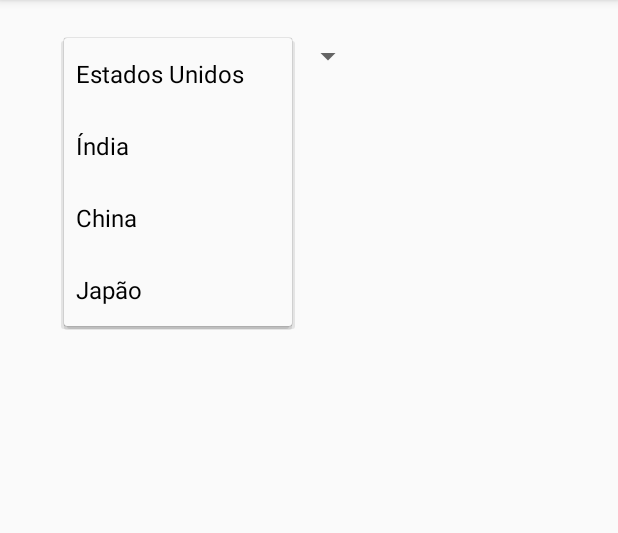
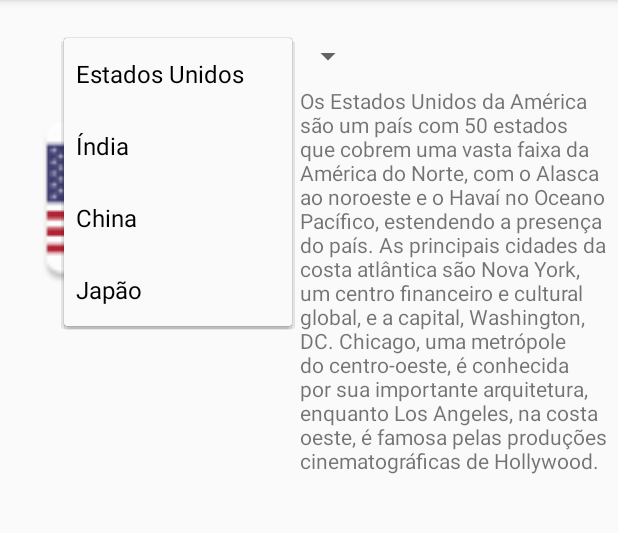
Before and after one commit to phsa/dsdm, an Android app: the screen it shows after launch (CountriesActivity), after a tap on "Estados Unidos", on a phone screen of 412 x 824 dp, the part 84-617 px from its top. Run offline under Robolectric (Android 15) with nearby library versions, the phone set to English and light mode, and no system bars.

Commit message:
Exercise Integration: countries info added

```diff
--- a/android/app/src/main/java/br/ufc/crateus/dsdm/model/Country.java
+++ b/android/app/src/main/java/br/ufc/crateus/dsdm/model/Country.java
@@ -4,19 +4,21 @@ import br.ufc.crateus.dsdm.R;
 
 public enum Country {
 
-    EUA(0, "Estados Unidos", R.mipmap.american_flag),
-    INDIA(1, "Índia", R.mipmap.indian_flag),
-    CHINA(2, "China", R.mipmap.chinese_flag),
-    JAPAN(3, "Japão", R.mipmap.japanese_flag);
+    EUA(0, "Estados Unidos", R.mipmap.american_flag, "Os Estados Unidos da América são um país com 50 estados que cobrem uma vasta faixa da América do Norte, com o Alasca ao noroeste e o Havaí no Oceano Pacífico, estendendo a presença do país. As principais cidades da costa atlântica são Nova York, um centro financeiro e cultural global, e a capital, Washington, DC. Chicago, uma metrópole do centro-oeste, é conhecida por sua importante arquitetura, enquanto Los Angeles, na costa oeste, é famosa pelas produções cinematográficas de Hollywood."),
+    INDIA(1, "Índia", R.mipmap.indian_flag, "A Índia é um extenso país do Sul da Ásia com geografia diversificada, incluindo desde os picos do Himalaia até a costa do Oceano Índico, e uma história que remonta a cinco milênios. No norte, alguns dos monumentos do império mogol são o complexo do Forte Vermelho, em Délhi, e a imponente mesquita Jama Masjid, bem como o clássico mausoléu Taj Mahal, em Agra. Os peregrinos tomam banho no Ganges, em Varanasi. Rishikesh é um centro de ioga que serve de base para trilhas no Himalaia."),
+    CHINA(2, "China", R.mipmap.chinese_flag, "A China é uma nação muito populosa da Ásia Oriental cuja ampla paisagem abrange pradarias, desertos, montanhas, lagos, rios e mais de 14.000 km de litoral. A capital Pequim combina a arquitetura moderna com locais históricos, como o complexo de palácios da Cidade Proibida e a Praça da Paz Celestial. Xangai é um centro financeiro global repleto de arranha-céus. A emblemática Muralha da China corta a região norte do país de leste a oeste."),
+    JAPAN(3, "Japão", R.mipmap.japanese_flag, "O Japão, país insular no Oceano Pacífico, tem cidades densas, palácios imperiais, parques nacionais montanhosos e milhares de santuários e templos. Os trens-bala Shinkansen conectam as principais ilhas: Kyushu (com as praias subtropicais de Okinawa), Honshu (onde ficam Tóquio e a sede do memorial da bomba atômica de Hiroshima) e Hokkaido (famosa como destino para a prática de esqui). Tóquio, a capital, é conhecida por seus arranha-céus e lojas e pela cultura pop.");
 
     private int id;
     private String displayName;
     private int resourceFlag;
+    private String info;
 
-    Country(int id, String name, int resource_flag) {
+    Country(int id, String name, int resource_flag, String info) {
         this.id = id;
         this.displayName = name;
         this.resourceFlag = resource_flag;
+        this.info = info;
     }
 
     public int getId() {
@@ -31,6 +33,10 @@ public enum Country {
         return resourceFlag;
     }
 
+    public String getInfo() {
+        return info;
+    }
+
     public static Country[] getCountries() {
         return new Country[]{ EUA, INDIA, CHINA, JAPAN };
     }
--- a/android/app/src/main/java/br/ufc/crateus/dsdm/view/CountriesActivity.java
+++ b/android/app/src/main/java/br/ufc/crateus/dsdm/view/CountriesActivity.java
@@ -8,6 +8,7 @@ import android.widget.AdapterView;
 import android.widget.ArrayAdapter;
 import android.widget.ImageView;
 import android.widget.Spinner;
+import android.widget.TextView;
 
 import br.ufc.crateus.dsdm.R;
 import br.ufc.crateus.dsdm.model.Country;
@@ -16,6 +17,7 @@ public class CountriesActivity extends AppCompatActivity {
 
     private Spinner countrySpin;
     private ImageView flagHolder;
+    private TextView countryInfo;
 
     @Override
     protected void onCreate(Bundle savedInstanceState) {
@@ -24,6 +26,7 @@ public class CountriesActivity extends AppCompatActivity {
 
         countrySpin = findViewById(R.id.country_spin);
         flagHolder = findViewById(R.id.country_flag);
+        countryInfo = findViewById(R.id.country_info);
 
         final Country[] countries = Country.getCountries();
 
@@ -36,6 +39,7 @@ public class CountriesActivity extends AppCompatActivity {
             public void onItemSelected(AdapterView<?> parent, View view, int position, long id) {
                 if (position >= 0) {
                     flagHolder.setImageResource(countries[position].getResourceFlag());
+                    countryInfo.setText(countries[position].getInfo());
                 }
                 else flagHolder.setImageResource(R.mipmap.no_flag_icon);
             }
--- a/android/app/src/main/res/layout/activity_countries.xml
+++ b/android/app/src/main/res/layout/activity_countries.xml
@@ -16,11 +16,12 @@
         app:layout_constraintStart_toStartOf="parent"
         app:layout_constraintTop_toTopOf="parent" />
 
-    <androidx.constraintlayout.widget.ConstraintLayout
+    <LinearLayout
         android:id="@+id/constraintLayout"
         android:layout_width="0dp"
         android:layout_height="wrap_content"
         android:layout_marginTop="8dp"
+        android:orientation="horizontal"
         app:layout_constraintEnd_toEndOf="parent"
         app:layout_constraintHorizontal_bias="1.0"
         app:layout_constraintStart_toStartOf="parent"
@@ -29,12 +30,20 @@
 
         <ImageView
             android:id="@+id/country_flag"
-            android:layout_width="100dp"
-            android:layout_height="75dp"
-            android:layout_marginStart="28dp"
+            android:layout_width="200dp"
+            android:layout_height="150dp"
+            android:layout_marginStart="0dp"
             android:src="@mipmap/no_flag_icon"
-            app:layout_constraintTop_toTopOf="parent"
-            app:layout_constraintStart_toStartOf="parent" />
+            app:layout_constraintStart_toStartOf="parent"
+            app:layout_constraintTop_toTopOf="parent" />
 
-    </androidx.constraintlayout.widget.ConstraintLayout>
+        <TextView
+            android:id="@+id/country_info"
+            android:layout_width="match_parent"
+            android:layout_height="wrap_content"
+            app:layout_constraintStart_toEndOf="@id/country_flag"
+            app:layout_constraintEnd_toEndOf="parent"
+            app:layout_constraintTop_toTopOf="parent"/>
+
+    </LinearLayout>
 </androidx.constraintlayout.widget.ConstraintLayout>
--- a/android/build.gradle
+++ b/android/build.gradle
@@ -7,7 +7,7 @@ buildscript {
 
     }
     dependencies {
-        classpath 'com.android.tools.build:gradle:3.4.2'
+        classpath 'com.android.tools.build:gradle:3.5.0'
 
         // NOTE: Do not place your application dependencies here; they belong
         // in the individual module build.gradle files
```
Also changed, not shown: android/app/src/main/american_flag-web.png, android/app/src/main/japanese_flag-web.png, android/app/src/main/res/mipmap-hdpi/american_flag.png, android/app/src/main/res/mipmap-hdpi/japanese_flag.png, android/app/src/main/res/mipmap-mdpi/american_flag.png, android/app/src/main/res/mipmap-mdpi/japanese_flag.png, android/app/src/main/res/mipmap-xhdpi/american_flag.png, android/app/src/main/res/mipmap-xhdpi/japanese_flag.png, android/app/src/main/res/mipmap-xxhdpi/american_flag.png, android/app/src/main/res/mipmap-xxhdpi/japanese_flag.png, android/app/src/main/res/mipmap-xxxhdpi/american_flag.png, android/app/src/main/res/mipmap-xxxhdpi/japanese_flag.png, android/gradle/wrapper/gradle-wrapper.properties.
